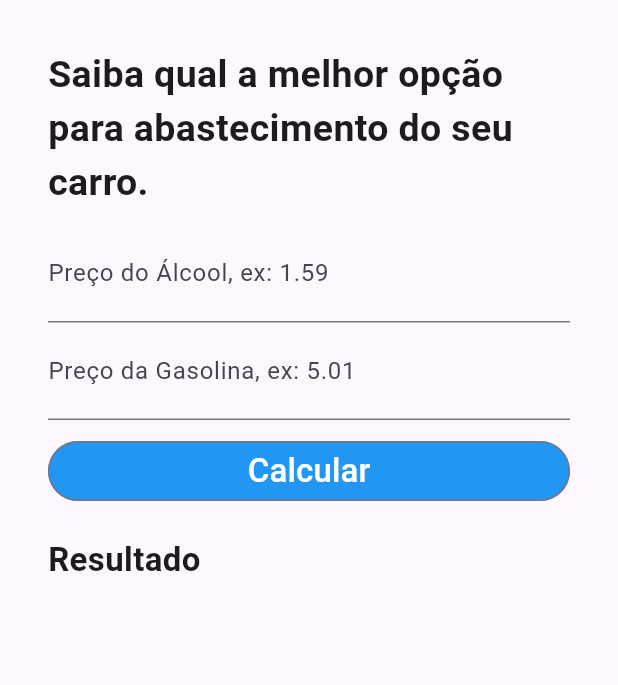
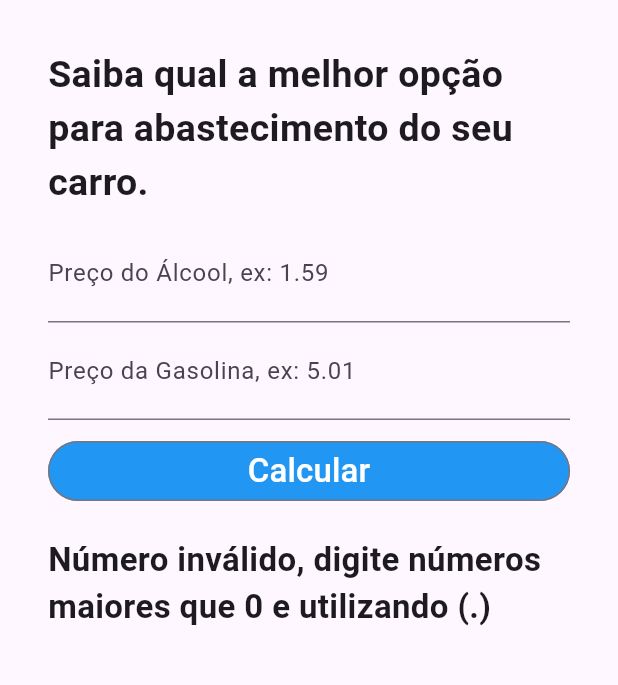
Before and after one commit to joaomalfatti/Alcool_ou_Gasolina, a Flutter app: the screen it shows after launch, after a tap on "Calcular", on a phone screen of 412 x 824 dp, the part 268-953 px from its top. Run offline on Flutter 3.47's test engine with Material 3 defaults, Android fonts, the phone set to English and light mode, and no system bars.

Commit message:
Finalizamos o aplicativo, já fazendo os devidos cálculos

```diff
--- a/lib/home.dart
+++ b/lib/home.dart
@@ -12,6 +12,44 @@ class _HomeState extends State<Home> {
 
   TextEditingController _controllerAlcool = TextEditingController();
   TextEditingController _controllerGasolina = TextEditingController();
+  String _textoResultado = "";
+
+  void _calcular(){
+
+    double? precoAlcool = double.tryParse(_controllerAlcool.text);
+    double? precoGasolina = double.tryParse(_controllerGasolina.text);
+
+
+    if( precoAlcool == null || precoGasolina == null) {
+      setState(() {
+        _textoResultado = "Número inválido, digite números maiores que 0 e utilizando (.)";
+      });
+    }else{
+
+      /*
+      * Se o preço do álcool divido pelo preço da gasolina
+      * for >= a 0.7 é melhor abastecer com gasolina
+      * senão é melhor utilizar álcool
+      * */
+
+      if((precoAlcool / precoGasolina) >= 0.7){
+        setState(() {
+          _textoResultado = "Melhor abastecer com gasolina";
+        });
+      }else{
+        setState(() {
+          _textoResultado = "Melhor abastecer com álcool";
+        });
+      }
+
+    }
+  }
+
+  /*
+   void _limparCampos(){
+    _controllerGasolina.clear();
+    _controllerAlcool.clear();
+  }*/
 
   @override
   Widget build(BuildContext context) {
@@ -75,7 +113,7 @@ class _HomeState extends State<Home> {
                   style: OutlinedButton.styleFrom(
                     backgroundColor: Colors.blue,
                   ),
-                  onPressed: (){},
+                  onPressed: _calcular,
                   child: const Text('Calcular',
                     style: TextStyle(
                       color: Colors.white,
@@ -84,11 +122,11 @@ class _HomeState extends State<Home> {
                   ),
                 ),
               ),
-              const Padding(
+              Padding(
                 padding: EdgeInsets.only(top: 20),
                 child: Text(
-                  "Resultado",
-                  style: TextStyle(
+                  _textoResultado,
+                  style: const TextStyle(
                     fontSize: 22,
                     fontWeight: FontWeight.bold,
                   ),
```
